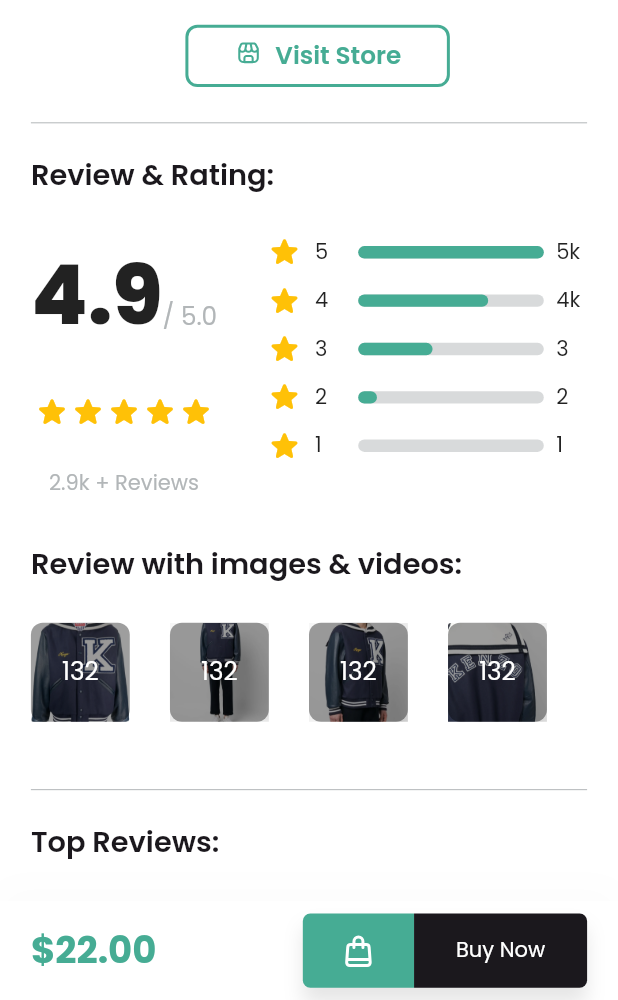
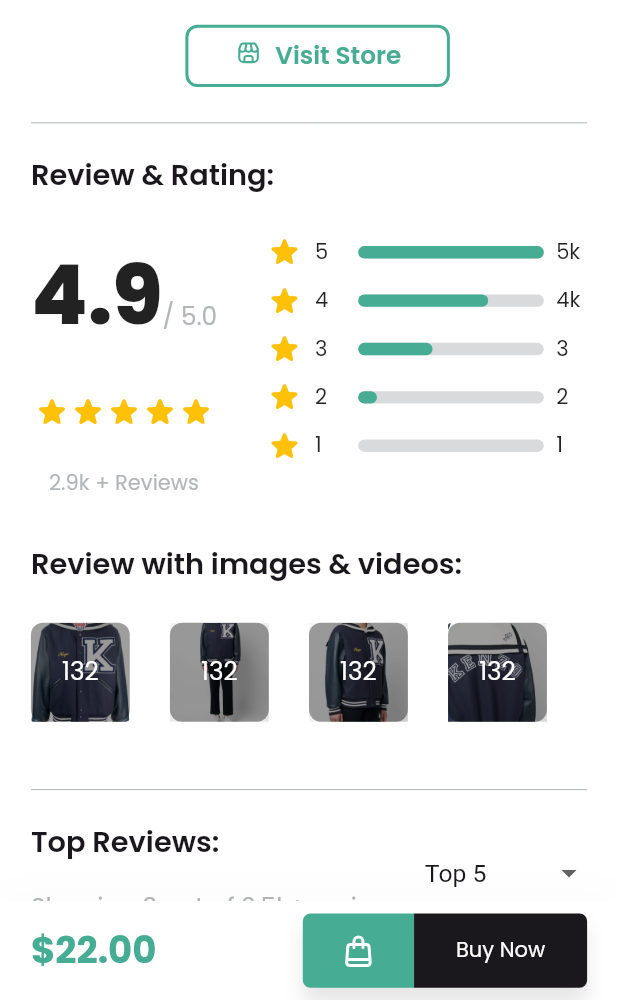
Before and after one commit to SolomonAbuh/E-Commerce-UI-Animation, a Flutter app: the ProductDetailsScreen screen opened directly with sample values from the repository, scrolled down 1268 dp, on a phone screen of 412 x 824 dp, the part 236-1236 px from its top. Run offline on Flutter 3.47's test engine with Material 2 defaults, Android fonts, the phone set to English and light mode, and no system bars; drawn by our look-alikes of flutter_animate; our stand-ins replace carousel_slider, flutter_svg, google_fonts, sizer.

Commit message:
update on top_review.dart 🛠

```diff
--- a/lib/widgets/top_review.dart
+++ b/lib/widgets/top_review.dart
@@ -3,6 +3,7 @@ import 'package:flutter/src/widgets/container.dart';
 import 'package:flutter/src/widgets/framework.dart';
 import 'package:sizer/sizer.dart';
 
+import '../constants/colors.dart';
 import '../constants/text_styles.dart';
 import 'app_spacer.dart';
 
@@ -14,11 +15,51 @@ class TopReviews extends StatelessWidget {
     return Column(
       crossAxisAlignment: CrossAxisAlignment.start,
       children: [
-        Text(
-          'Top Reviews:',
-          style: AppTextStyles.mediumText.copyWith(fontWeight: FontWeight.w600),
-        ),
-        spaceV(3.h),
+        Row(
+          children: [
+            Column(
+              crossAxisAlignment: CrossAxisAlignment.start,
+              children: [
+                Text(
+                  'Top Reviews:',
+                  style: AppTextStyles.mediumText
+                      .copyWith(fontWeight: FontWeight.w600),
+                ),
+                spaceV(2.h),
+                Text(
+                  'Showing 3 out of 2.5k+ reviews',
+                  style: AppTextStyles.smallTextLight,
+                )
+              ],
+            ),
+            Expanded(
+              child: Align(
+                alignment: Alignment.centerLeft,
+                child: Container(
+                  height: 5.h,
+                  width: 50.w,
+                  color: Colors.white,
+                  margin: const EdgeInsets.only(left: 13),
+                  child: DropdownButtonHideUnderline(
+                    child: DropdownButton<String>(
+                      focusColor: AppColors.white,
+                      dropdownColor: AppColors.white,
+                      value: 'Top 5',
+                      items: ['Top 5', 'Top 10', 'Top 15'].map((String value) {
+                        return DropdownMenuItem<String>(
+                          value: value,
+                          child: Text(value),
+                        );
+                      }).toList(),
+                      onChanged: (value) {},
+                      style: AppTextStyles.smallText,
+                    ),
+                  ),
+                ),
+              ),
+            ),
+          ],
+        )
       ],
     );
   }
```
